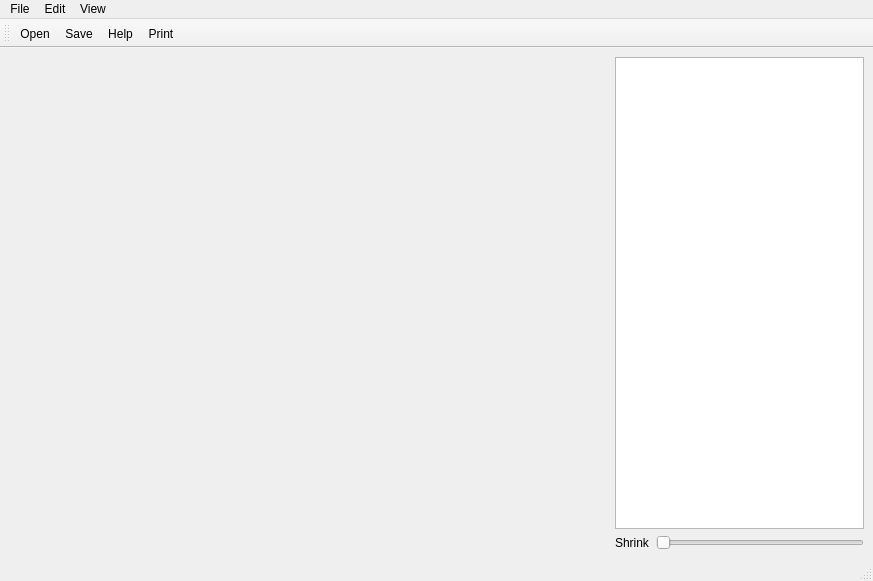
Above: src/mainwindow.ui from mattnotmitt/ModelViewer before the change. Below: the same form after it.
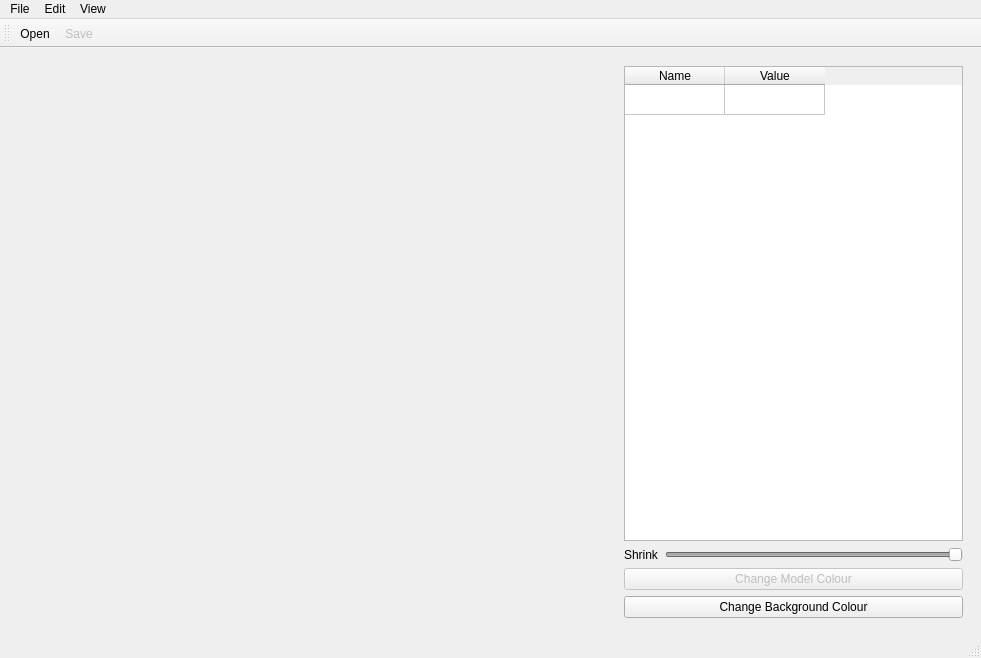
That is the form after the change. Icons and pictures are not drawn. Custom widgets are drawn as their Qt base class.

Commit message:
Redesigned UI, fixed saving, added shrink and colour change
Misc bug fixes

Diff of the .ui file:
```diff
--- a/src/mainwindow.ui
+++ b/src/mainwindow.ui
@@ -6,8 +6,8 @@
    <rect>
     <x>0</x>
     <y>0</y>
-    <width>873</width>
-    <height>581</height>
+    <width>981</width>
+    <height>658</height>
    </rect>
   </property>
   <property name="windowTitle">
@@ -1925,15 +1925,46 @@
           <property name="minimumSize">
            <size>
             <width>600</width>
-            <height>400</height>
+            <height>516</height>
            </size>
           </property>
          </widget>
         </item>
         <item>
+         <widget class="QWidget" name="widget" native="true">
+          <property name="maximumSize">
+           <size>
+            <width>500</width>
+            <height>16777215</height>
+           </size>
+          </property>
          <layout class="QVBoxLayout" name="verticalLayout_2">
           <item>
-           <widget class="QListView" name="listView"/>
+            <widget class="QTableWidget" name="statsTable">
+             <property name="rowCount">
+              <number>1</number>
+             </property>
+             <property name="columnCount">
+              <number>2</number>
+             </property>
+             <attribute name="horizontalHeaderVisible">
+              <bool>true</bool>
+             </attribute>
+             <attribute name="verticalHeaderVisible">
+              <bool>false</bool>
+             </attribute>
+             <row/>
+             <column>
+              <property name="text">
+               <string>Name</string>
+              </property>
+             </column>
+             <column>
+              <property name="text">
+               <string>Value</string>
+              </property>
+             </column>
+            </widget>
           </item>
           <item>
            <layout class="QHBoxLayout" name="horizontalLayout_2">
@@ -1945,7 +1976,19 @@
              </widget>
             </item>
             <item>
-             <widget class="QSlider" name="horizontalSlider">
+              <widget class="QSlider" name="shrinkSlider">
+               <property name="enabled">
+                <bool>false</bool>
+               </property>
+               <property name="maximum">
+                <number>100</number>
+               </property>
+               <property name="singleStep">
+                <number>5</number>
+               </property>
+               <property name="value">
+                <number>100</number>
+               </property>
               <property name="orientation">
                <enum>Qt::Horizontal</enum>
               </property>
@@ -1953,7 +1996,28 @@
             </item>
            </layout>
           </item>
-         </layout>
+           <item>
+            <widget class="QPushButton" name="modelColour">
+             <property name="enabled">
+              <bool>false</bool>
+             </property>
+             <property name="text">
+              <string>Change Model Colour</string>
+             </property>
+            </widget>
+           </item>
+           <item>
+            <widget class="QPushButton" name="bkgColour">
+             <property name="enabled">
+              <bool>true</bool>
+             </property>
+             <property name="text">
+              <string>Change Background Colour</string>
+             </property>
+            </widget>
+           </item>
+          </layout>
+         </widget>
         </item>
        </layout>
       </item>
@@ -1966,8 +2030,8 @@
     <rect>
      <x>0</x>
      <y>0</y>
-     <width>873</width>
-     <height>27</height>
+     <width>981</width>
+     <height>36</height>
     </rect>
    </property>
    <widget class="QMenu" name="menuFile">
@@ -2006,8 +2070,6 @@
    </attribute>
    <addaction name="actionFileOpen"/>
    <addaction name="actionFileSave"/>
-   <addaction name="actionHelp"/>
-   <addaction name="actionPrint"/>
   </widget>
   <action name="actionFileOpen">
    <property name="icon">
@@ -2019,6 +2081,9 @@
    </property>
   </action>
   <action name="actionFileSave">
+   <property name="enabled">
+    <bool>false</bool>
+   </property>
    <property name="icon">
     <iconset resource="../Icons/icons.qrc">
      <normaloff>:/Icons/filesave.png</normaloff>:/Icons/filesave.png</iconset>
```
Left out of the diff: 23 changed lines with no effect on the pictures. Lines whose indentation alone changed are shown as unchanged. The commit also changes 5 other files.
